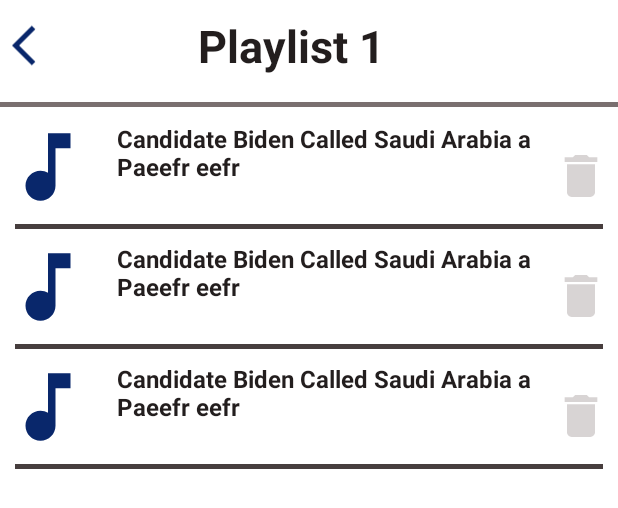
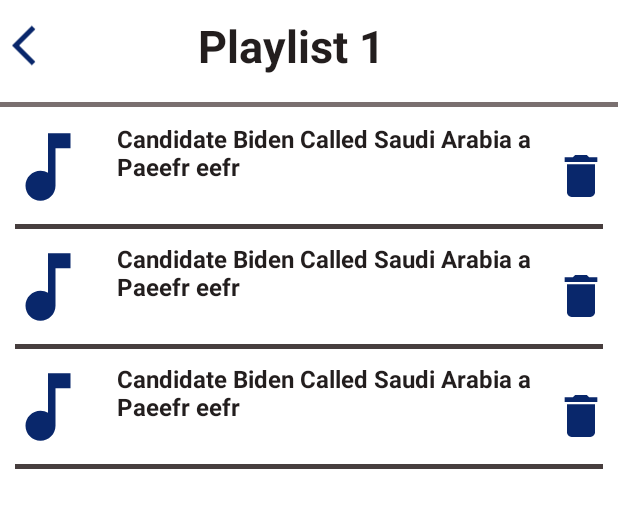
Before and after one commit to trungdongphuoca/MusicApp, an Android app: the layout activity_detail_playlist.xml on its own in the app's theme, with its tools: preview values and no code run, on a phone screen of 412 x 824 dp. Shown: the top 508 px of the screen. Run offline under Robolectric (Android 15) with nearby library versions, the phone set to English and light mode, and no system bars.

Commit message:
update last

```diff
--- /dev/null
+++ b/app/src/main/res/drawable/ic_baseline_delete_blue_24.xml
@@ -0,0 +1,5 @@
+<vector android:height="24dp" android:tint="@color/colorButton"
+    android:viewportHeight="24" android:viewportWidth="24"
+    android:width="24dp" xmlns:android="http://schemas.android.com/apk/res/android">
+    <path android:fillColor="@android:color/white" android:pathData="M6,19c0,1.1 0.9,2 2,2h8c1.1,0 2,-0.9 2,-2V7H6v12zM19,4h-3.5l-1,-1h-5l-1,1H5v2h14V4z"/>
+</vector>
--- a/app/src/main/res/layout/list_song_playlist.xml
+++ b/app/src/main/res/layout/list_song_playlist.xml
@@ -38,7 +38,7 @@
 
         android:layout_height="match_parent"
         android:layout_marginEnd="2dp"
-        android:src="@drawable/ic_baseline_delete_24"
+        android:src="@drawable/ic_baseline_delete_blue_24"
         app:layout_constraintEnd_toEndOf="parent"
         app:layout_constraintStart_toEndOf="@+id/nameSongPlaylist"
         app:layout_constraintTop_toTopOf="parent" />
```
